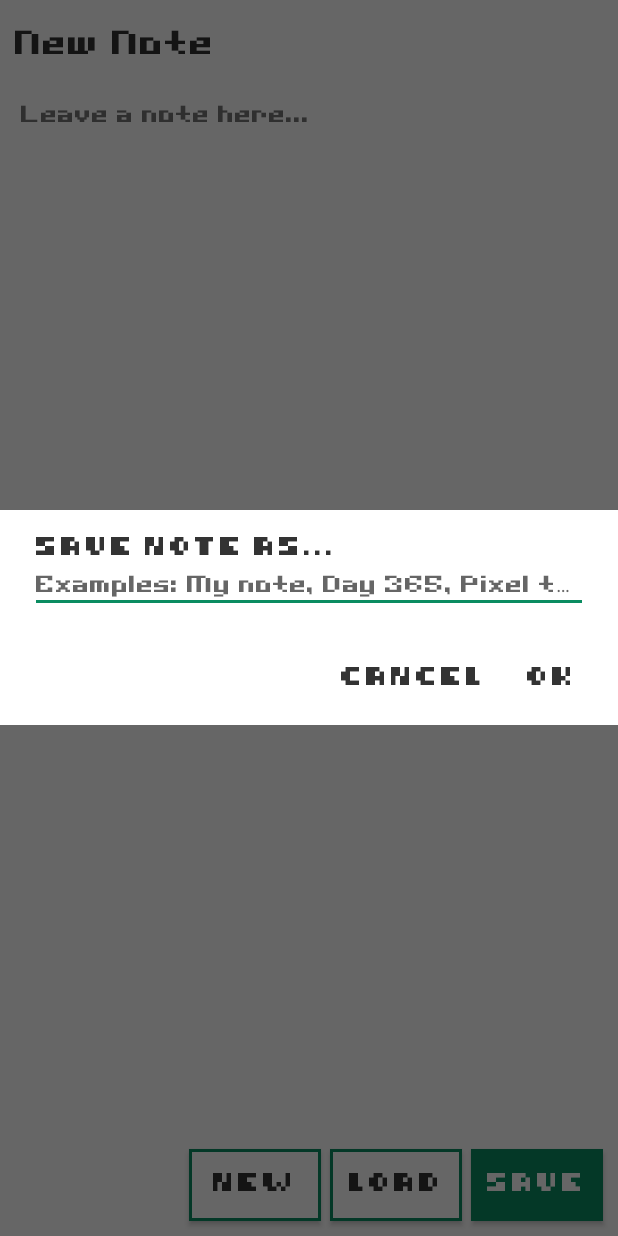
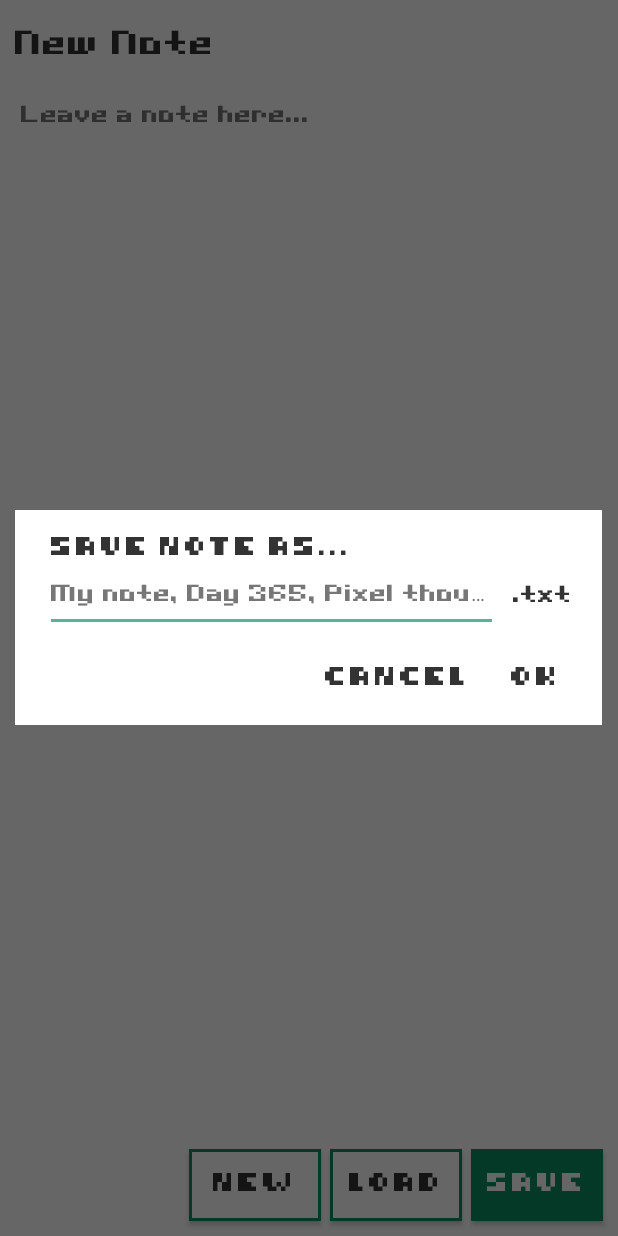
Before and after one commit to terrabyte-tech/byteOS-notes-android-app, an Android app: the screen it shows after launch (MainActivity), after a tap on "SAVE", on a phone screen of 412 x 824 dp. Run offline under Robolectric (Android 15) with nearby library versions, the phone set to English and light mode, and no system bars.

Commit message:
fix: alert dialog becoming unreadable in Dark mode; add file extension to "Save As" alert dialog

```diff
--- a/app/src/main/java/com/terrabyte/byteosnotes/MainActivity.kt
+++ b/app/src/main/java/com/terrabyte/byteosnotes/MainActivity.kt
@@ -261,7 +261,7 @@ class MainActivity : AppCompatActivity() {
 //  helper functions
 //  set the filename across the app
   private fun setNoteData(name: String){
-  //  debugI("entered filename is $txt")
+//    debugI("entered filename is $name")
     filenameSet = true
     givenFilename = name
     filename_label.text = name
--- a/app/src/main/res/layout/filename_dialog_layout.xml
+++ b/app/src/main/res/layout/filename_dialog_layout.xml
@@ -1,22 +1,54 @@
 <?xml version="1.0" encoding="utf-8"?>
-<LinearLayout xmlns:android="http://schemas.android.com/apk/res/android"
+<androidx.constraintlayout.widget.ConstraintLayout xmlns:android="http://schemas.android.com/apk/res/android"
+    xmlns:app="http://schemas.android.com/apk/res-auto"
+    xmlns:tools="http://schemas.android.com/tools"
+    android:id="@+id/customSaveDialog"
     android:layout_width="match_parent"
     android:layout_height="wrap_content"
+    android:layout_marginBottom="20dp"
     android:layout_marginEnd="20dp"
+    android:layout_marginLeft="20dp"
+    android:layout_marginRight="20dp"
+    android:layout_marginStart="20dp"
     android:layout_marginTop="20dp"
-    android:fontFamily="@font/pinetype_titles"
-    android:orientation="vertical">
+    android:fontFamily="@font/pinetype_titles">
 
     <EditText
         android:id="@+id/filename_input"
+        android:layout_width="0dp"
+        android:layout_height="48dp"
+        android:layout_marginEnd="10dp"
+        android:layout_marginStart="20dp"
+        app:layout_constraintEnd_toStartOf="@+id/fileTypeLabel"
+        app:layout_constraintStart_toStartOf="parent"
+        app:layout_constraintTop_toTopOf="parent"
+        android:fontFamily="@font/pinetype_titles"
+
+        android:textSize="14sp"
+        android:ellipsize="end"
+        android:hint="My note, Day 365, Pixel thoughts, etc."
+        android:lineSpacingMultiplier="1.2"
+        android:maxLines="1"
+        android:inputType="text"
+        android:scrollHorizontally="true"
+        android:defaultFocusHighlightEnabled="false"
+        app:backgroundTint="@color/tb_green_slighttrans"
+
+        android:textColor="@color/tb_dark"
+        android:textColorHint="@color/tb_dark_slighttrans"
+    />
+
+    <TextView
+        android:id="@+id/fileTypeLabel"
         android:layout_width="wrap_content"
         android:layout_height="wrap_content"
-        android:layout_marginHorizontal="20dp"
-        android:ellipsize="end"
+        android:layout_marginEnd="20dp"
         android:fontFamily="@font/pinetype_titles"
-        android:hint="Examples: My note, Day 365, Pixel thoughts"
-        android:lineSpacingMultiplier="1.2"
-        android:maxLines="1"
-        android:textSize="14sp" />
+        android:text=".txt"
+        android:textColor="#333333"
+        app:layout_constraintBottom_toBottomOf="parent"
+        app:layout_constraintEnd_toEndOf="parent"
+        app:layout_constraintTop_toTopOf="parent"
+    />
 
-</LinearLayout>
+</androidx.constraintlayout.widget.ConstraintLayout>
--- a/app/src/main/res/values/colors.xml
+++ b/app/src/main/res/values/colors.xml
@@ -8,4 +8,8 @@
     <color name="tb_green_verytrans">#220A8C61</color>
     <color name="tb_dark">#333333</color>
     <color name="tb_dark_slighttrans">#aa333333</color>
+
+<!--    existing colors being modified-->
+<!--    <color name="mtrl_textinput_default_box_stroke_color">#0A8C61</color>-->
+
 </resources>
--- a/app/src/main/res/values/style.xml
+++ b/app/src/main/res/values/style.xml
@@ -49,7 +49,7 @@
         <item name="android:textColor">#333333</item>
 <!--        <item name="android:textColor">?attr/colorSecondary</item>-->
 
-        <item name="android:radius">0dp</item>
+<!--        <item name="android:radius">0dp</item>-->
         <item name="android:colorAccent">@color/tb_green</item>
         <item name="android:textColorHint">@color/tb_dark_slighttrans</item>
     </style>
```
